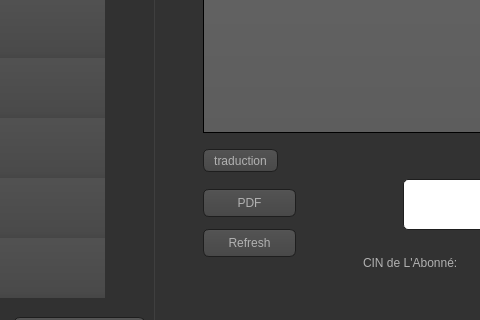
hanenjabnoun-Esprit-2019/Smart_Pastry_Shop_2A26, file yassine/mainwindow.ui: the form before one commit; both pictures show x 86 to 566 and y 270 to 590 of the 1019 by 678 pixel window.
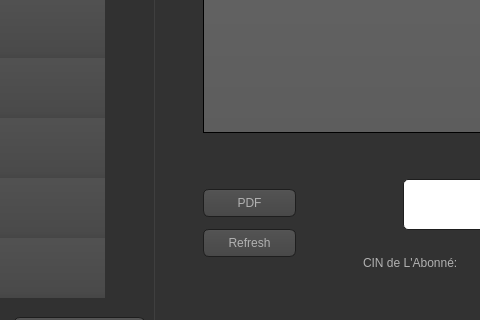
The form after the commit. Icons and pictures are not drawn.

The edit to the form file:
```diff
--- a/yassine/mainwindow.ui
+++ b/yassine/mainwindow.ui
@@ -6608,19 +6608,6 @@
          <bool>true</bool>
         </property>
        </widget>
-       <widget class="QPushButton" name="traduction">
-        <property name="geometry">
-         <rect>
-          <x>50</x>
-          <y>290</y>
-          <width>75</width>
-          <height>23</height>
-         </rect>
-        </property>
-        <property name="text">
-         <string>traduction</string>
-        </property>
-       </widget>
       </widget>
       <widget class="QWidget" name="tab_35">
        <attribute name="title">
```
